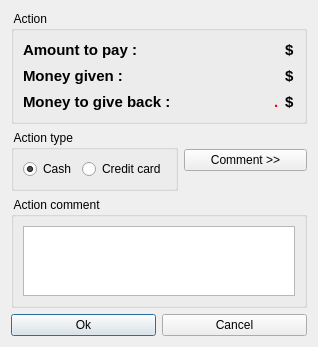
First picture: the form in client/dlgcassaaction.ui, repository tbikfalvi/Belenus, before the edit.
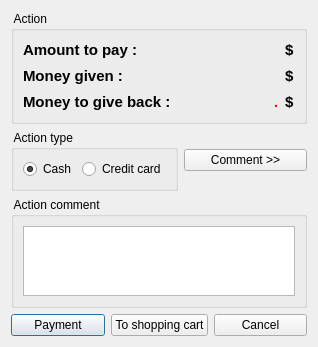
Second picture: the form after the edit.

```diff
--- a/client/dlgcassaaction.ui
+++ b/client/dlgcassaaction.ui
@@ -345,7 +345,7 @@
      <item>
       <widget class="QPushButton" name="pbOk">
        <property name="text">
-        <string>Ok</string>
+        <string>Payment</string>
        </property>
        <property name="iconSize">
         <size>
@@ -358,6 +358,22 @@
        </property>
       </widget>
      </item>
+     <item>
+      <widget class="QPushButton" name="pbShoppingCart">
+       <property name="text">
+        <string>To shopping cart</string>
+       </property>
+       <property name="iconSize">
+        <size>
+         <width>20</width>
+         <height>20</height>
+        </size>
+       </property>
+       <property name="autoDefault">
+        <bool>false</bool>
+       </property>
+      </widget>
+     </item>
      <item>
       <widget class="QPushButton" name="pbCancel">
        <property name="text">
```
